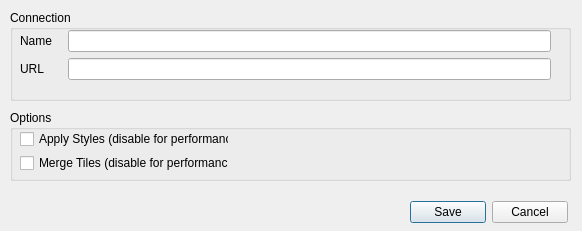
Before: the Qt Designer form ui/dlg_edit_server_connection.ui in geometalab/Vector-Tiles-Reader-QGIS-Plugin, drawn with Qt 5.
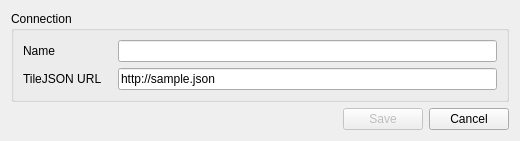
After: the same form once the commit is applied.

Commit message: server connection dialog added

The edit to the form file:
```diff
--- a/ui/dlg_edit_server_connection.ui
+++ b/ui/dlg_edit_server_connection.ui
@@ -6,34 +6,21 @@
    <rect>
     <x>0</x>
     <y>0</y>
-    <width>582</width>
-    <height>231</height>
+    <width>520</width>
+    <height>132</height>
    </rect>
   </property>
   <property name="windowTitle">
    <string>Edit Connection</string>
   </property>
+  <layout class="QVBoxLayout" name="verticalLayout_3">
+   <item>
   <widget class="QGroupBox" name="groupBox">
-   <property name="geometry">
-    <rect>
-     <x>10</x>
-     <y>10</y>
-     <width>561</width>
-     <height>91</height>
-    </rect>
-   </property>
    <property name="title">
     <string>Connection</string>
    </property>
-   <widget class="QWidget" name="layoutWidget_2">
-    <property name="geometry">
-     <rect>
-      <x>10</x>
-      <y>20</y>
-      <width>531</width>
-      <height>50</height>
-     </rect>
-    </property>
+     <layout class="QGridLayout" name="gridLayout">
+      <item row="0" column="0">
     <layout class="QHBoxLayout" name="horizontalLayout_3">
      <item>
       <layout class="QVBoxLayout" name="verticalLayout">
@@ -47,7 +34,7 @@
        <item>
         <widget class="QLabel" name="label_2">
          <property name="text">
-          <string>URL</string>
+             <string>TileJSON URL</string>
          </property>
         </widget>
        </item>
@@ -59,70 +46,55 @@
         <number>10</number>
        </property>
        <item>
-        <widget class="QLineEdit" name="lineEdit"/>
-       </item>
-       <item>
-        <widget class="QLineEdit" name="lineEdit_2"/>
-       </item>
-      </layout>
-     </item>
-    </layout>
-   </widget>
-  </widget>
-  <widget class="QGroupBox" name="groupBox_2">
-   <property name="geometry">
-    <rect>
-     <x>10</x>
-     <y>110</y>
-     <width>561</width>
-     <height>71</height>
-    </rect>
-   </property>
-   <property name="title">
-    <string>Options</string>
-   </property>
-   <widget class="QWidget" name="layoutWidget_3">
-    <property name="geometry">
-     <rect>
-      <x>10</x>
-      <y>20</y>
-      <width>209</width>
-      <height>42</height>
-     </rect>
-    </property>
-    <layout class="QVBoxLayout" name="verticalLayout_4">
-     <item>
-      <widget class="QCheckBox" name="checkBox_3">
+           <widget class="QLineEdit" name="txtName">
        <property name="text">
-        <string>Apply Styles (disable for performance)</string>
+             <string/>
        </property>
       </widget>
      </item>
      <item>
-      <widget class="QCheckBox" name="checkBox_4">
+           <widget class="QLineEdit" name="txtUrl">
        <property name="text">
-        <string>Merge Tiles (disable for performance)</string>
-       </property>
+             <string>http://sample.json</string>
+            </property>
+            <property name="placeholderText">
+             <string/>
+            </property>
       </widget>
      </item>
     </layout>
-   </widget>
-  </widget>
-  <widget class="QWidget" name="layoutWidget">
-   <property name="geometry">
-    <rect>
-     <x>410</x>
-     <y>200</y>
-     <width>158</width>
-     <height>25</height>
-    </rect>
-   </property>
+        </item>
+       </layout>
+      </item>
+     </layout>
+    </widget>
+   </item>
+   <item>
    <layout class="QHBoxLayout" name="horizontalLayout">
+     <item>
+      <spacer name="horizontalSpacer">
+       <property name="orientation">
+        <enum>Qt::Horizontal</enum>
+       </property>
+       <property name="sizeHint" stdset="0">
+        <size>
+         <width>40</width>
+         <height>20</height>
+        </size>
+       </property>
+      </spacer>
+     </item>
     <item>
      <widget class="QPushButton" name="btnSave">
+       <property name="enabled">
+        <bool>false</bool>
+       </property>
       <property name="text">
        <string>Save</string>
       </property>
+       <property name="checkable">
+        <bool>false</bool>
+       </property>
      </widget>
     </item>
     <item>
@@ -133,7 +105,8 @@
      </widget>
     </item>
    </layout>
-  </widget>
+   </item>
+  </layout>
  </widget>
  <resources/>
  <connections/>
```
Left out of the diff: 35 changed lines with no effect on the pictures. Lines whose indentation alone changed are shown as unchanged. The commit also changes 5 other files.
